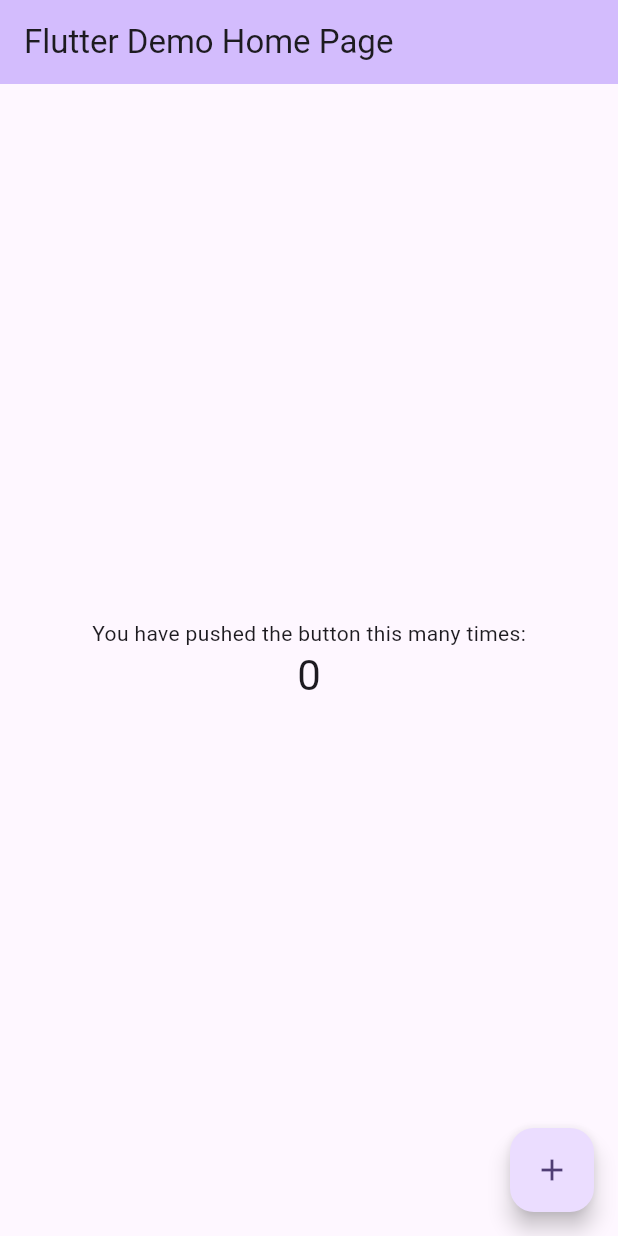
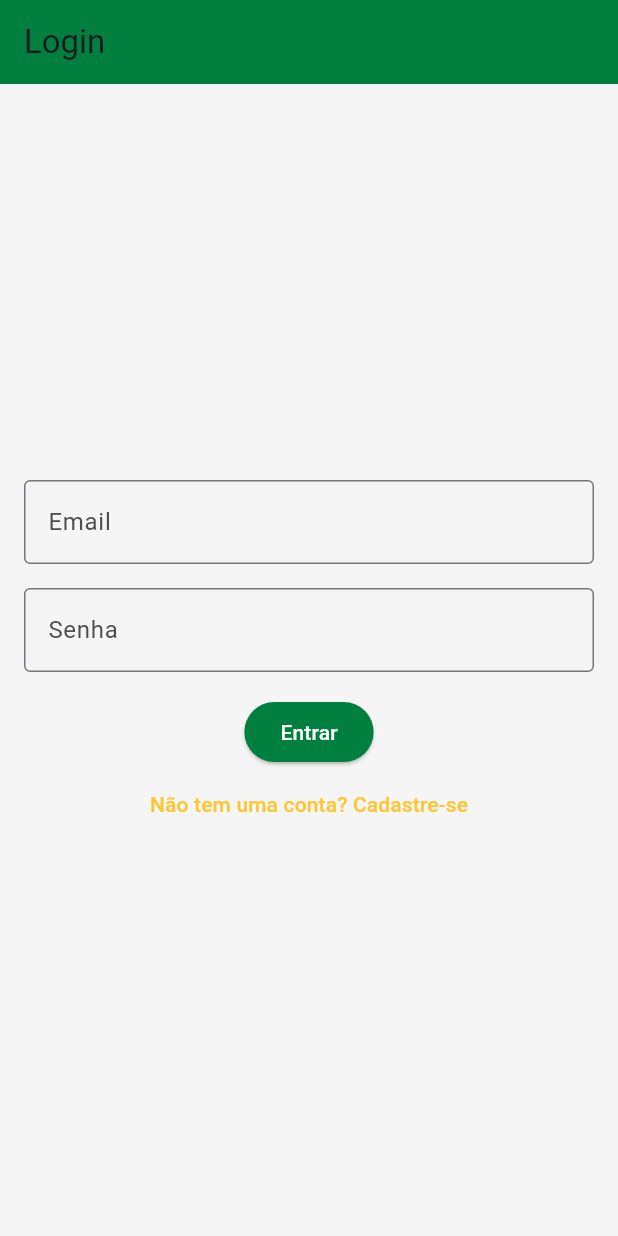
Before and after one commit to KelvynWolff/ControleDeAbastecimento, a Flutter app: the screen it shows after launch, on a phone screen of 412 x 824 dp. Run offline on Flutter 3.47's test engine with Material 3 defaults, Android fonts, the phone set to English and light mode, and no system bars; our stand-ins replace firebase_core; accounts and stored records are empty.

Commit message:
Configuração do firebase, telas de login, cadastro e principal

```diff
--- a/lib/main.dart
+++ b/lib/main.dart
@@ -1,125 +1,29 @@
 import 'package:flutter/material.dart';
+import 'views/login.dart';
+import 'views/cadastro.dart';
+import 'views/home.dart';
 
 void main() {
   runApp(const MyApp());
 }
 
 class MyApp extends StatelessWidget {
-  const MyApp({super.key});
+  const MyApp({Key? key}) : super(key: key);
 
-  // This widget is the root of your application.
   @override
   Widget build(BuildContext context) {
     return MaterialApp(
-      title: 'Flutter Demo',
+      title: 'Controle de Abastecimento',
       theme: ThemeData(
-        // This is the theme of your application.
-        //
-        // TRY THIS: Try running your application with "flutter run". You'll see
-        // the application has a purple toolbar. Then, without quitting the app,
-        // try changing the seedColor in the colorScheme below to Colors.green
-        // and then invoke "hot reload" (save your changes or press the "hot
-        // reload" button in a Flutter-supported IDE, or press "r" if you used
-        // the command line to start the app).
-        //
-        // Notice that the counter didn't reset back to zero; the application
-        // state is not lost during the reload. To reset the state, use hot
-        // restart instead.
-        //
-        // This works for code too, not just values: Most code changes can be
-        // tested with just a hot reload.
-        colorScheme: ColorScheme.fromSeed(seedColor: Colors.deepPurple),
-        useMaterial3: true,
+        primaryColor: const Color(0xFF007F3F),
+        scaffoldBackgroundColor: const Color(0xFFF5F5F5),
       ),
-      home: const MyHomePage(title: 'Flutter Demo Home Page'),
+      initialRoute: '/login',
+      routes: {
+        '/login': (context) => const LoginScreen(),
+        '/register': (context) => const RegisterScreen(),
+        '/home': (context) => const HomeScreen(),
+      },
     );
   }
 }
-
-class MyHomePage extends StatefulWidget {
-  const MyHomePage({super.key, required this.title});
-
-  // This widget is the home page of your application. It is stateful, meaning
-  // that it has a State object (defined below) that contains fields that affect
-  // how it looks.
-
-  // This class is the configuration for the state. It holds the values (in this
-  // case the title) provided by the parent (in this case the App widget) and
-  // used by the build method of the State. Fields in a Widget subclass are
-  // always marked "final".
-
-  final String title;
-
-  @override
-  State<MyHomePage> createState() => _MyHomePageState();
-}
-
-class _MyHomePageState extends State<MyHomePage> {
-  int _counter = 0;
-
-  void _incrementCounter() {
-    setState(() {
-      // This call to setState tells the Flutter framework that something has
-      // changed in this State, which causes it to rerun the build method below
-      // so that the display can reflect the updated values. If we changed
-      // _counter without calling setState(), then the build method would not be
-      // called again, and so nothing would appear to happen.
-      _counter++;
-    });
-  }
-
-  @override
-  Widget build(BuildContext context) {
-    // This method is rerun every time setState is called, for instance as done
-    // by the _incrementCounter method above.
-    //
-    // The Flutter framework has been optimized to make rerunning build methods
-    // fast, so that you can just rebuild anything that needs updating rather
-    // than having to individually change instances of widgets.
-    return Scaffold(
-      appBar: AppBar(
-        // TRY THIS: Try changing the color here to a specific color (to
-        // Colors.amber, perhaps?) and trigger a hot reload to see the AppBar
-        // change color while the other colors stay the same.
-        backgroundColor: Theme.of(context).colorScheme.inversePrimary,
-        // Here we take the value from the MyHomePage object that was created by
-        // the App.build method, and use it to set our appbar title.
-        title: Text(widget.title),
-      ),
-      body: Center(
-        // Center is a layout widget. It takes a single child and positions it
-        // in the middle of the parent.
-        child: Column(
-          // Column is also a layout widget. It takes a list of children and
-          // arranges them vertically. By default, it sizes itself to fit its
-          // children horizontally, and tries to be as tall as its parent.
-          //
-          // Column has various properties to control how it sizes itself and
-          // how it positions its children. Here we use mainAxisAlignment to
-          // center the children vertically; the main axis here is the vertical
-          // axis because Columns are vertical (the cross axis would be
-          // horizontal).
-          //
-          // TRY THIS: Invoke "debug painting" (choose the "Toggle Debug Paint"
-          // action in the IDE, or press "p" in the console), to see the
-          // wireframe for each widget.
-          mainAxisAlignment: MainAxisAlignment.center,
-          children: <Widget>[
-            const Text(
-              'You have pushed the button this many times:',
-            ),
-            Text(
-              '$_counter',
-              style: Theme.of(context).textTheme.headlineMedium,
-            ),
-          ],
-        ),
-      ),
-      floatingActionButton: FloatingActionButton(
-        onPressed: _incrementCounter,
-        tooltip: 'Increment',
-        child: const Icon(Icons.add),
-      ), // This trailing comma makes auto-formatting nicer for build methods.
-    );
-  }
-}
--- /dev/null
+++ b/lib/views/login.dart
@@ -0,0 +1,57 @@
+import 'package:flutter/material.dart';
+
+class LoginScreen extends StatelessWidget {
+  const LoginScreen({Key? key}) : super(key: key);
+
+  @override
+  Widget build(BuildContext context) {
+    return Scaffold(
+      appBar: AppBar(
+        title: const Text('Login'),
+        backgroundColor: const Color(0xFF007F3F),
+      ),
+      body: Padding(
+        padding: const EdgeInsets.all(16.0),
+        child: Column(
+          mainAxisAlignment: MainAxisAlignment.center,
+          children: [
+            TextField(
+              decoration: InputDecoration(
+                labelText: 'Email',
+                labelStyle: const TextStyle(color: Color(0xFF4F4F4F)),
+                border: const OutlineInputBorder(),
+              ),
+            ),
+            const SizedBox(height: 16.0),
+            TextField(
+              obscureText: true,
+              decoration: InputDecoration(
+                labelText: 'Senha',
+                labelStyle: const TextStyle(color: Color(0xFF4F4F4F)),
+                border: const OutlineInputBorder(),
+              ),
+            ),
+            const SizedBox(height: 16.0),
+            ElevatedButton(
+              onPressed: () {},
+              style: ElevatedButton.styleFrom(
+                backgroundColor: const Color(0xFF007F3F),
+                foregroundColor: Colors.white,
+              ),
+              child: const Text('Entrar'),
+            ),
+            TextButton(
+              onPressed: () {
+                Navigator.pushNamed(context, '/register');
+              },
+              style: TextButton.styleFrom(
+                foregroundColor: const Color(0xFFFFC632),
+              ),
+              child: const Text('Não tem uma conta? Cadastre-se'),
+            ),
+          ],
+        ),
+      ),
+    );
+  }
+}
```
Also changed, not shown: lib/models/Veiculo.dart (added, +35 -0 lines), lib/views/cadastro.dart (added, +65 -0 lines), lib/views/home.dart (added, +73 -0 lines), pubspec.yaml (+6 -3 lines), firebase.json (added), lib/firebase_options.dart (added), pubspec.lock, 15 other files.
